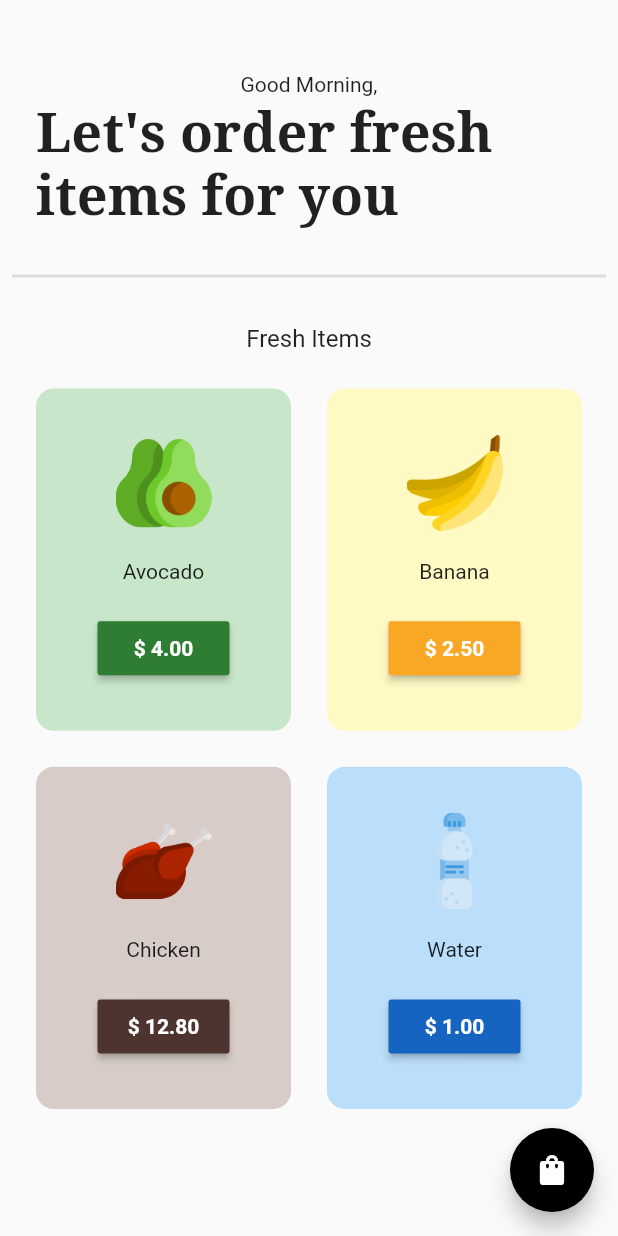
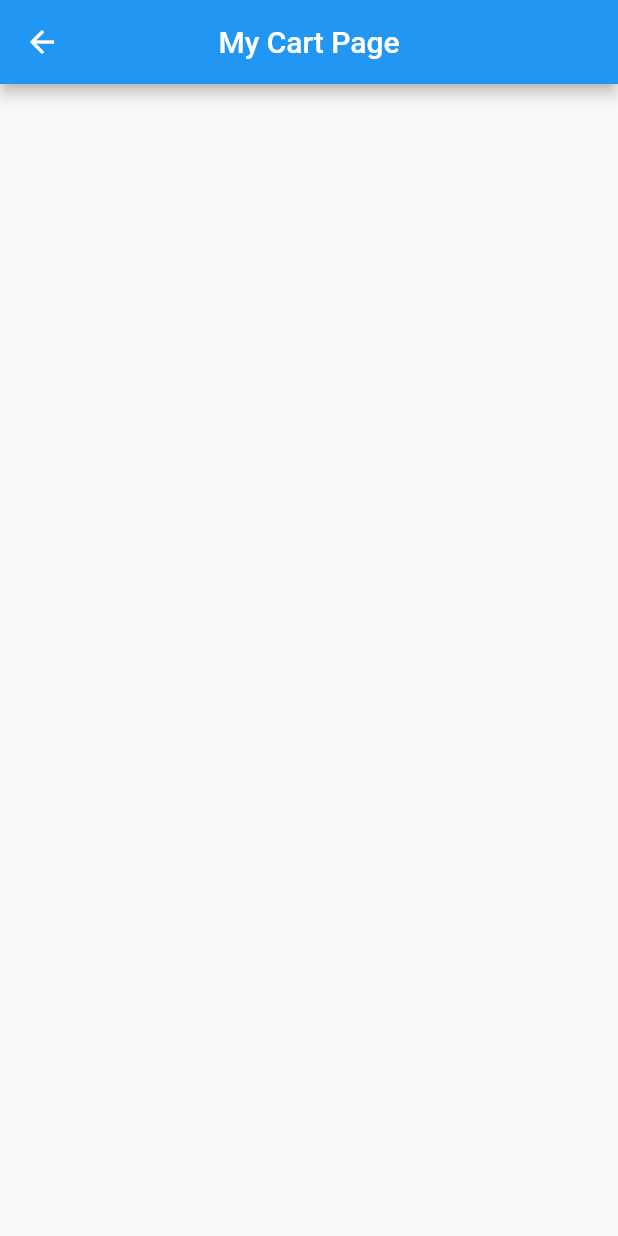
Before and after one commit to omarzouaoui/GroceryShopApp, a Flutter app: the HomePage screen opened directly, after a tap on the "shopping bag" icon, on a phone screen of 412 x 824 dp. Run offline on Flutter 3.47's test engine with Material 2 defaults, Android fonts, the phone set to English and light mode, and no system bars; our stand-ins replace google_fonts.

Commit message:
cart PAge

```diff
--- /dev/null
+++ b/grocery_shop_app/lib/pages/cart_page.dart
@@ -0,0 +1,15 @@
+import 'package:flutter/material.dart';
+
+class CartPage extends StatelessWidget {
+  const CartPage({super.key});
+
+  @override
+  Widget build(BuildContext context) {
+    return Scaffold(
+      appBar: AppBar(
+        title: Text("My Cart Page"),
+        centerTitle: true,
+      ),
+    );
+  }
+}
--- a/grocery_shop_app/lib/pages/home_page.dart
+++ b/grocery_shop_app/lib/pages/home_page.dart
@@ -2,6 +2,7 @@ import 'package:flutter/material.dart';
 import 'package:google_fonts/google_fonts.dart';
 import 'package:grocery_shop_app/components/grocery_item_tile.dart';
 import 'package:grocery_shop_app/model/cart_model.dart';
+import 'package:grocery_shop_app/pages/cart_page.dart';
 import 'package:provider/provider.dart';
 
 
@@ -13,8 +14,13 @@ class HomePage extends StatelessWidget {
     return Scaffold(
 
       floatingActionButton: FloatingActionButton(
-        onPressed: (){},
-        // onPressed: () => Navigator.push(context, route),
+        onPressed: () => Navigator.push(
+          context,
+        MaterialPageRoute(
+          builder: (context){
+            return CartPage();
+          }
+          )),
         backgroundColor: Colors.black,
         child: const Icon(
           Icons.shopping_bag,
```
